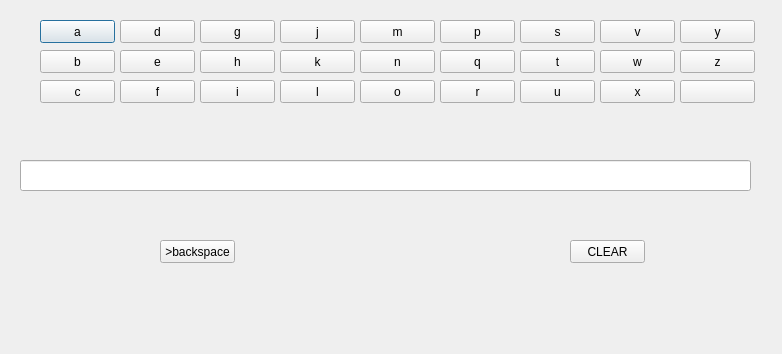
Old version of the form 312456.ui in the repository k1r1llya/main.py.
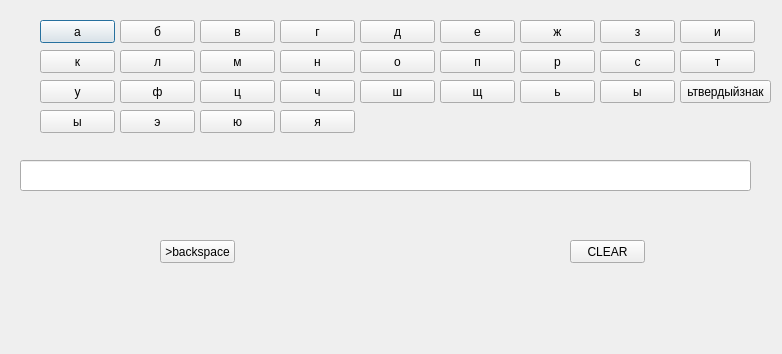
New version of the form.

```diff
--- a/312456.ui
+++ b/312456.ui
@@ -39,7 +39,7 @@
     </rect>
    </property>
    <property name="text">
-    <string>c</string>
+    <string>у</string>
    </property>
    <attribute name="buttonGroup">
     <string notr="true">buttonGroup_alfabet</string>
@@ -55,7 +55,7 @@
     </rect>
    </property>
    <property name="text">
-    <string>b</string>
+    <string>к</string>
    </property>
    <attribute name="buttonGroup">
     <string notr="true">buttonGroup_alfabet</string>
@@ -71,7 +71,7 @@
     </rect>
    </property>
    <property name="text">
-    <string>d</string>
+    <string>б</string>
    </property>
    <attribute name="buttonGroup">
     <string notr="true">buttonGroup_alfabet</string>
@@ -87,7 +87,7 @@
     </rect>
    </property>
    <property name="text">
-    <string>f</string>
+    <string>ф</string>
    </property>
    <attribute name="buttonGroup">
     <string notr="true">buttonGroup_alfabet</string>
@@ -103,7 +103,7 @@
     </rect>
    </property>
    <property name="text">
-    <string>j</string>
+    <string>г</string>
    </property>
    <attribute name="buttonGroup">
     <string notr="true">buttonGroup_alfabet</string>
@@ -119,7 +119,7 @@
     </rect>
    </property>
    <property name="text">
-    <string>e</string>
+    <string>л</string>
    </property>
    <attribute name="buttonGroup">
     <string notr="true">buttonGroup_alfabet</string>
@@ -135,7 +135,7 @@
     </rect>
    </property>
    <property name="text">
-    <string>h</string>
+    <string>м</string>
    </property>
    <attribute name="buttonGroup">
     <string notr="true">buttonGroup_alfabet</string>
@@ -151,7 +151,7 @@
     </rect>
    </property>
    <property name="text">
-    <string>i</string>
+    <string>ц</string>
    </property>
    <attribute name="buttonGroup">
     <string notr="true">buttonGroup_alfabet</string>
@@ -167,7 +167,7 @@
     </rect>
    </property>
    <property name="text">
-    <string>g</string>
+    <string>в</string>
    </property>
    <attribute name="buttonGroup">
     <string notr="true">buttonGroup_alfabet</string>
@@ -183,7 +183,7 @@
     </rect>
    </property>
    <property name="text">
-    <string>q</string>
+    <string>п</string>
    </property>
    <attribute name="buttonGroup">
     <string notr="true">buttonGroup_alfabet</string>
@@ -199,7 +199,7 @@
     </rect>
    </property>
    <property name="text">
-    <string>n</string>
+    <string>о</string>
    </property>
    <attribute name="buttonGroup">
     <string notr="true">buttonGroup_alfabet</string>
@@ -215,7 +215,7 @@
     </rect>
    </property>
    <property name="text">
-    <string>m</string>
+    <string>д</string>
    </property>
    <attribute name="buttonGroup">
     <string notr="true">buttonGroup_alfabet</string>
@@ -231,7 +231,7 @@
     </rect>
    </property>
    <property name="text">
-    <string>l</string>
+    <string>ч</string>
    </property>
    <attribute name="buttonGroup">
     <string notr="true">buttonGroup_alfabet</string>
@@ -247,7 +247,7 @@
     </rect>
    </property>
    <property name="text">
-    <string>k</string>
+    <string>н</string>
    </property>
    <attribute name="buttonGroup">
     <string notr="true">buttonGroup_alfabet</string>
@@ -263,7 +263,7 @@
     </rect>
    </property>
    <property name="text">
-    <string>o</string>
+    <string>ш</string>
    </property>
    <attribute name="buttonGroup">
     <string notr="true">buttonGroup_alfabet</string>
@@ -279,7 +279,7 @@
     </rect>
    </property>
    <property name="text">
-    <string>p</string>
+    <string>е</string>
    </property>
    <attribute name="buttonGroup">
     <string notr="true">buttonGroup_alfabet</string>
@@ -295,7 +295,7 @@
     </rect>
    </property>
    <property name="text">
-    <string>r</string>
+    <string>щ</string>
    </property>
    <attribute name="buttonGroup">
     <string notr="true">buttonGroup_alfabet</string>
@@ -311,7 +311,7 @@
     </rect>
    </property>
    <property name="text">
-    <string>t</string>
+    <string>р</string>
    </property>
    <attribute name="buttonGroup">
     <string notr="true">buttonGroup_alfabet</string>
@@ -327,7 +327,7 @@
     </rect>
    </property>
    <property name="text">
-    <string>u</string>
+    <string>ь</string>
    </property>
    <attribute name="buttonGroup">
     <string notr="true">buttonGroup_alfabet</string>
@@ -343,7 +343,7 @@
     </rect>
    </property>
    <property name="text">
-    <string>v</string>
+    <string>з</string>
    </property>
    <attribute name="buttonGroup">
     <string notr="true">buttonGroup_alfabet</string>
@@ -359,7 +359,7 @@
     </rect>
    </property>
    <property name="text">
-    <string>w</string>
+    <string>с</string>
    </property>
    <attribute name="buttonGroup">
     <string notr="true">buttonGroup_alfabet</string>
@@ -375,7 +375,7 @@
     </rect>
    </property>
    <property name="text">
-    <string>x</string>
+    <string>ы</string>
    </property>
    <attribute name="buttonGroup">
     <string notr="true">buttonGroup_alfabet</string>
@@ -391,7 +391,7 @@
     </rect>
    </property>
    <property name="text">
-    <string>y</string>
+    <string>и</string>
    </property>
    <attribute name="buttonGroup">
     <string notr="true">buttonGroup_alfabet</string>
@@ -407,7 +407,7 @@
     </rect>
    </property>
    <property name="text">
-    <string>z</string>
+    <string>т</string>
    </property>
    <attribute name="buttonGroup">
     <string notr="true">buttonGroup_alfabet</string>
@@ -451,7 +451,7 @@
     </rect>
    </property>
    <property name="text">
-    <string>s</string>
+    <string>ж</string>
    </property>
   </widget>
   <widget class="QPushButton" name="button_probel">
@@ -459,12 +459,12 @@
     <rect>
      <x>680</x>
      <y>80</y>
-     <width>75</width>
+     <width>91</width>
      <height>23</height>
     </rect>
    </property>
    <property name="text">
-    <string> </string>
+    <string>ьтвердыйзнак</string>
    </property>
   </widget>
   <widget class="QPushButton" name="button_clearback">
@@ -480,6 +480,58 @@
     <string>&gt;backspace</string>
    </property>
   </widget>
+  <widget class="QPushButton" name="pushButton_27">
+   <property name="geometry">
+    <rect>
+     <x>40</x>
+     <y>110</y>
+     <width>75</width>
+     <height>23</height>
+    </rect>
+   </property>
+   <property name="text">
+    <string>ы</string>
+   </property>
+  </widget>
+  <widget class="QPushButton" name="pushButton_28">
+   <property name="geometry">
+    <rect>
+     <x>120</x>
+     <y>110</y>
+     <width>75</width>
+     <height>23</height>
+    </rect>
+   </property>
+   <property name="text">
+    <string>э</string>
+   </property>
+  </widget>
+  <widget class="QPushButton" name="pushButton_29">
+   <property name="geometry">
+    <rect>
+     <x>200</x>
+     <y>110</y>
+     <width>75</width>
+     <height>23</height>
+    </rect>
+   </property>
+   <property name="text">
+    <string>ю</string>
+   </property>
+  </widget>
+  <widget class="QPushButton" name="pushButton_30">
+   <property name="geometry">
+    <rect>
+     <x>280</x>
+     <y>110</y>
+     <width>75</width>
+     <height>23</height>
+    </rect>
+   </property>
+   <property name="text">
+    <string>я</string>
+   </property>
+  </widget>
  </widget>
  <resources/>
  <connections/>
```
Left out of the diff: 2 changed lines with no effect on the pictures.
